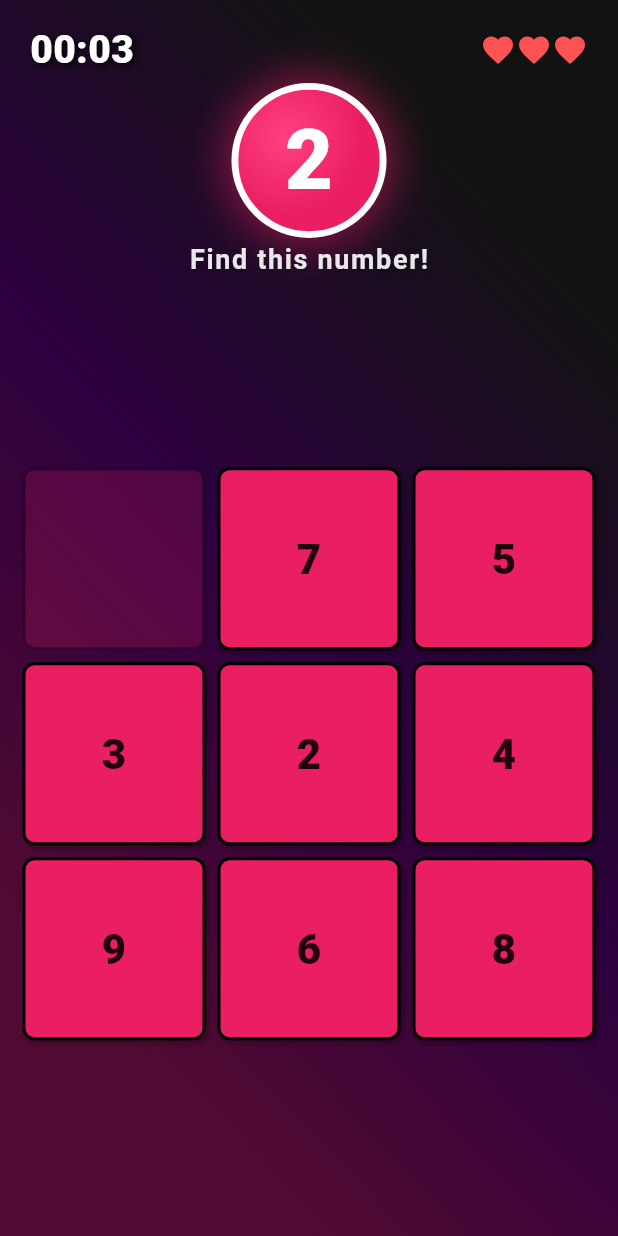
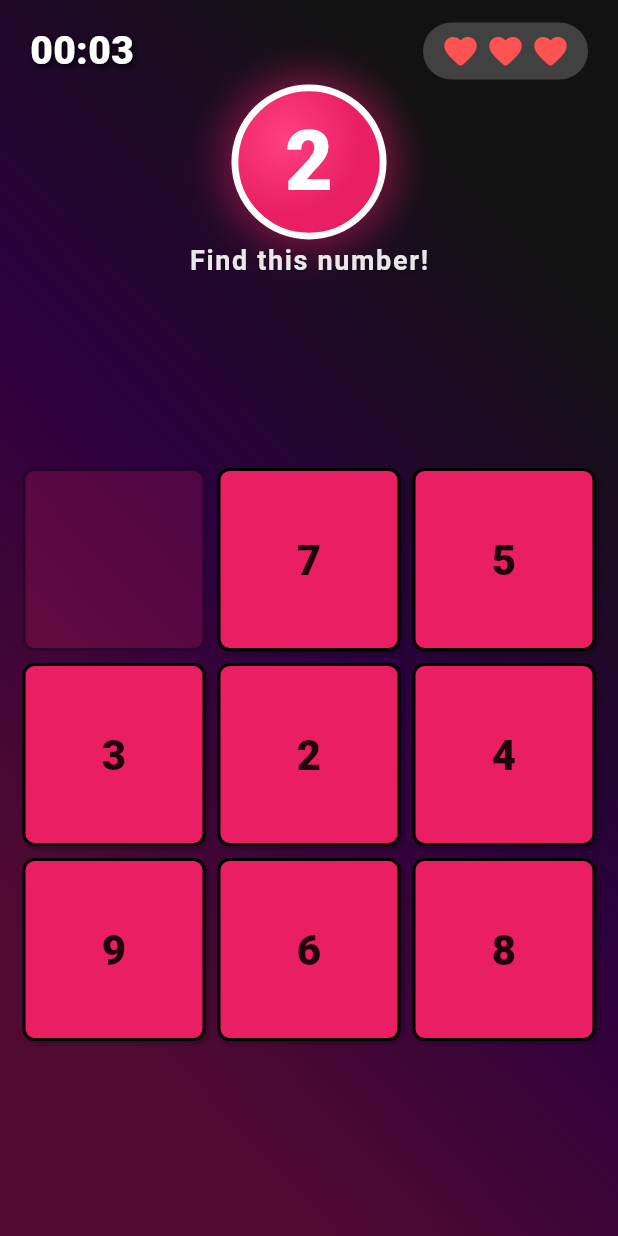
Before and after one commit to Pradeep-089/PopCount, a Flutter app: the GameScreen screen opened directly with sample values from the repository, after a tap on an icon or button, on a phone screen of 412 x 824 dp. Run offline on Flutter 3.47's test engine with Material 3 defaults, Android fonts, the phone set to English and light mode, and no system bars; our stand-ins replace equatable, flutter_bloc, shared_preferences; accounts and stored records are empty.

Commit message:
Complete EdTech UI Overhaul: Glossy bubbles and animated mistake indicator

```diff
--- a/lib/screens/game_screen.dart
+++ b/lib/screens/game_screen.dart
@@ -45,15 +45,7 @@ class GameScreen extends StatelessWidget {
                                   mainAxisAlignment: MainAxisAlignment.spaceBetween,
                                   children: [
                                     _hudText('$minutes:$seconds'),
-                                    Row(
-                                      children: List.generate(3, (index) {
-                                        return Icon(
-                                          index < (3 - state.mistakesCount) ? Icons.favorite : Icons.favorite_border,
-                                          color: Colors.redAccent,
-                                          size: 24,
-                                        );
-                                      }),
-                                    ),
+                                    MistakeIndicator(mistakesCount: state.mistakesCount),
                                   ],
                                 ),
                                 const SizedBox(height: 10),
@@ -250,3 +242,87 @@ class _NextNumberPulseState extends State<NextNumberPulse> with SingleTickerProv
     );
   }
 }
+
+class MistakeIndicator extends StatefulWidget {
+  final int mistakesCount;
+  const MistakeIndicator({super.key, required this.mistakesCount});
+
+  @override
+  State<MistakeIndicator> createState() => _MistakeIndicatorState();
+}
+
+class _MistakeIndicatorState extends State<MistakeIndicator> with SingleTickerProviderStateMixin {
+  late AnimationController _shakeController;
+  late Animation<double> _shakeAnimation;
+
+  @override
+  void initState() {
+    super.initState();
+    _shakeController = AnimationController(
+      vsync: this,
+      duration: const Duration(milliseconds: 500),
+    );
+    _shakeAnimation = TweenSequence<double>([
+      TweenSequenceItem(tween: Tween(begin: 0.0, end: 5.0), weight: 1),
+      TweenSequenceItem(tween: Tween(begin: 5.0, end: -5.0), weight: 1),
+      TweenSequenceItem(tween: Tween(begin: -5.0, end: 5.0), weight: 1),
+      TweenSequenceItem(tween: Tween(begin: 5.0, end: 0.0), weight: 1),
+    ]).animate(_shakeController);
+  }
+
+  @override
+  void didUpdateWidget(MistakeIndicator oldWidget) {
+    super.didUpdateWidget(oldWidget);
+    if (widget.mistakesCount > oldWidget.mistakesCount) {
+      _shakeController.forward(from: 0);
+    }
+  }
+
+  @override
+  void dispose() {
+    _shakeController.dispose();
+    super.dispose();
+  }
+
+  @override
+  Widget build(BuildContext context) {
+    return AnimatedBuilder(
+      animation: _shakeAnimation,
+      builder: (context, child) {
+        return Transform.translate(
+          offset: Offset(_shakeAnimation.value, 0),
+          child: child,
+        );
+      },
+      child: Container(
+        padding: const EdgeInsets.symmetric(horizontal: 10, vertical: 6),
+        decoration: BoxDecoration(
+          color: Colors.white.withOpacity(0.2),
+          borderRadius: BorderRadius.circular(20),
+        ),
+        child: Row(
+          mainAxisSize: MainAxisSize.min,
+          children: List.generate(3, (index) {
+            final isFull = index < (3 - widget.mistakesCount);
+            return AnimatedOpacity(
+              duration: const Duration(milliseconds: 400),
+              opacity: isFull ? 1.0 : 0.0,
+              child: AnimatedScale(
+                duration: const Duration(milliseconds: 400),
+                scale: isFull ? 1.0 : 0.5,
+                child: Padding(
+                  padding: const EdgeInsets.symmetric(horizontal: 2),
+                  child: const Icon(
+                    Icons.favorite_rounded,
+                    color: Colors.redAccent,
+                    size: 26,
+                  ),
+                ),
+              ),
+            );
+          }),
+        ),
+      ),
+    );
+  }
+}
```
